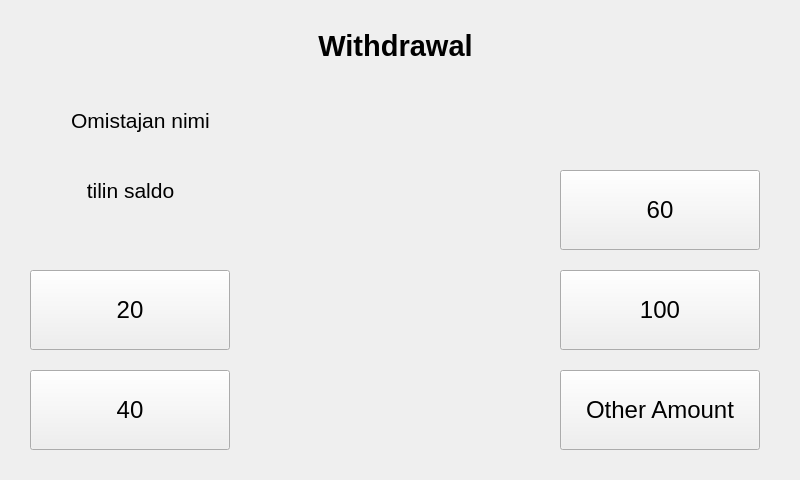
Before: the Qt Designer form bank-automat/withdrawal.ui in JansQ-75/Riihimaatti, drawn with Qt 5.
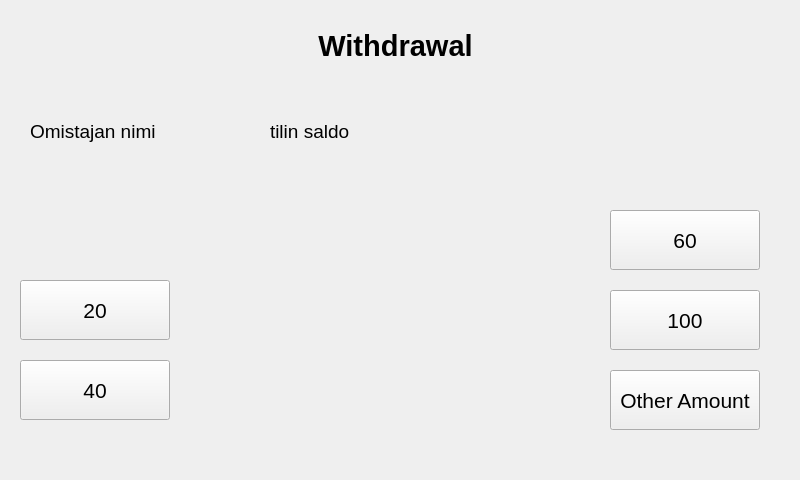
After: the same form once the commit is applied.

Commit message: Data to label texts (customer&account)

```diff
--- a/bank-automat/withdrawal.ui
+++ b/bank-automat/withdrawal.ui
@@ -44,10 +44,10 @@
   <widget class="QPushButton" name="btn_20e">
    <property name="geometry">
     <rect>
-     <x>30</x>
-     <y>270</y>
-     <width>200</width>
-     <height>80</height>
+     <x>20</x>
+     <y>280</y>
+     <width>150</width>
+     <height>60</height>
     </rect>
    </property>
    <property name="minimumSize">
@@ -58,7 +58,7 @@
    </property>
    <property name="font">
     <font>
-     <pointsize>18</pointsize>
+     <pointsize>16</pointsize>
     </font>
    </property>
    <property name="text">
@@ -68,10 +68,10 @@
   <widget class="QPushButton" name="btn_60e">
    <property name="geometry">
     <rect>
-     <x>560</x>
-     <y>170</y>
-     <width>200</width>
-     <height>80</height>
+     <x>610</x>
+     <y>210</y>
+     <width>150</width>
+     <height>60</height>
     </rect>
    </property>
    <property name="minimumSize">
@@ -82,7 +82,7 @@
    </property>
    <property name="font">
     <font>
-     <pointsize>18</pointsize>
+     <pointsize>16</pointsize>
     </font>
    </property>
    <property name="text">
@@ -92,10 +92,10 @@
   <widget class="QPushButton" name="btn_otherAmount">
    <property name="geometry">
     <rect>
-     <x>560</x>
+     <x>610</x>
      <y>370</y>
-     <width>200</width>
-     <height>80</height>
+     <width>150</width>
+     <height>60</height>
     </rect>
    </property>
    <property name="minimumSize">
@@ -106,7 +106,7 @@
    </property>
    <property name="font">
     <font>
-     <pointsize>18</pointsize>
+     <pointsize>16</pointsize>
     </font>
    </property>
    <property name="text">
@@ -116,10 +116,10 @@
   <widget class="QPushButton" name="btn_100e">
    <property name="geometry">
     <rect>
-     <x>560</x>
-     <y>270</y>
-     <width>200</width>
-     <height>80</height>
+     <x>610</x>
+     <y>290</y>
+     <width>150</width>
+     <height>60</height>
     </rect>
    </property>
    <property name="minimumSize">
@@ -130,7 +130,7 @@
    </property>
    <property name="font">
     <font>
-     <pointsize>18</pointsize>
+     <pointsize>16</pointsize>
     </font>
    </property>
    <property name="text">
@@ -140,10 +140,10 @@
   <widget class="QPushButton" name="btn_40e">
    <property name="geometry">
     <rect>
-     <x>30</x>
-     <y>370</y>
-     <width>200</width>
-     <height>80</height>
+     <x>20</x>
+     <y>360</y>
+     <width>150</width>
+     <height>60</height>
     </rect>
    </property>
    <property name="minimumSize">
@@ -154,7 +154,7 @@
    </property>
    <property name="font">
     <font>
-     <pointsize>18</pointsize>
+     <pointsize>16</pointsize>
     </font>
    </property>
    <property name="text">
@@ -164,43 +164,43 @@
   <widget class="QLabel" name="label_balance">
    <property name="geometry">
     <rect>
-     <x>60</x>
-     <y>160</y>
-     <width>141</width>
-     <height>61</height>
+     <x>270</x>
+     <y>120</y>
+     <width>331</width>
+     <height>151</height>
     </rect>
    </property>
    <property name="font">
     <font>
-     <pointsize>16</pointsize>
+     <pointsize>14</pointsize>
     </font>
    </property>
    <property name="text">
     <string>tilin saldo</string>
    </property>
    <property name="alignment">
-    <set>Qt::AlignmentFlag::AlignCenter</set>
+    <set>Qt::AlignmentFlag::AlignLeading|Qt::AlignmentFlag::AlignLeft|Qt::AlignmentFlag::AlignTop</set>
    </property>
   </widget>
   <widget class="QLabel" name="label_ownerName">
    <property name="geometry">
     <rect>
-     <x>70</x>
-     <y>90</y>
-     <width>141</width>
-     <height>61</height>
+     <x>30</x>
+     <y>120</y>
+     <width>221</width>
+     <height>131</height>
     </rect>
    </property>
    <property name="font">
     <font>
-     <pointsize>16</pointsize>
+     <pointsize>14</pointsize>
     </font>
    </property>
    <property name="text">
     <string>Omistajan nimi</string>
    </property>
    <property name="alignment">
-    <set>Qt::AlignmentFlag::AlignCenter</set>
+    <set>Qt::AlignmentFlag::AlignLeading|Qt::AlignmentFlag::AlignLeft|Qt::AlignmentFlag::AlignTop</set>
    </property>
   </widget>
  </widget>
```
The commit also changes 4 other files.
